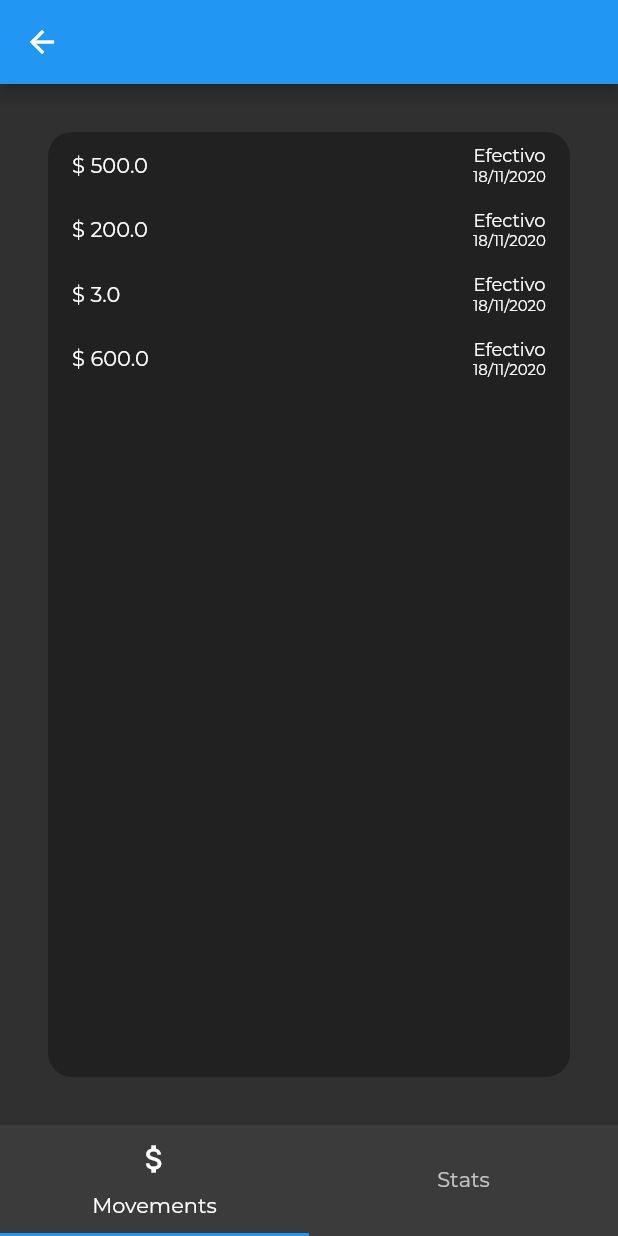
After one commit to hectoraguirre18/my_money, a Flutter app: the HomeScreen screen opened directly, on a phone screen of 412 x 824 dp. The commit adds this screen. Run offline on Flutter 3.47's test engine with Material 2 defaults, Android fonts, the phone set to English and light mode, and no system bars.

Commit message:
added home screen

```diff
--- /dev/null
+++ b/lib/controllers/movements_controller.dart
@@ -0,0 +1,34 @@
+import 'dart:io';
+
+import 'package:mymoney/models/movement.dart';
+
+class MovementsController {
+  Future<List<Movement>> getMovements() async {
+    final movements = <Movement>[
+      Movement(
+        quantity: 500.0,
+        account: 'Efectivo',
+        date: DateTime.now()
+      ),
+      Movement(
+        quantity: 200.0,
+        account: 'Efectivo',
+        date: DateTime.now()
+      ),
+      Movement(
+        quantity: 3.0,
+        account: 'Efectivo',
+        date: DateTime.now()
+      ),
+      Movement(
+        quantity: 600.0,
+        account: 'Efectivo',
+        date: DateTime.now()
+      ),
+    ];
+
+    sleep(Duration(seconds: 2));
+
+    return movements;
+  }
+}
--- /dev/null
+++ b/lib/models/movement.dart
@@ -0,0 +1,7 @@
+class Movement {
+  double quantity;
+  String account;
+  DateTime date;
+
+  Movement({this.quantity, this.account, this.date});
+}
--- /dev/null
+++ b/lib/screens/home_screen.dart
@@ -0,0 +1,51 @@
+import 'package:flutter/material.dart';
+import 'package:mymoney/screens/movements_page.dart';
+import 'package:mymoney/screens/stats_page.dart';
+
+class HomeScreen extends StatefulWidget{
+  @override
+  State<StatefulWidget> createState() => HomeScreenState();
+}
+
+class HomeScreenState extends State<HomeScreen> with AutomaticKeepAliveClientMixin{
+  @override
+  Widget build(BuildContext context) {
+    super.build(context);
+    return DefaultTabController(
+      length: 2,
+      child: Scaffold(
+        appBar: AppBar(),
+        body: TabBarView(
+          children: [
+            MovementsPage(),
+            StatsPage()
+          ],
+        ),
+        bottomNavigationBar: Material(
+          color: Color.lerp(
+            Theme.of(context).scaffoldBackgroundColor,
+            Colors.grey,
+            0.1
+          ),
+          elevation: 4,
+          child: TabBar(
+            tabs: [
+              Tab(
+                icon: Icon(
+                  Icons.attach_money
+                ),
+                text: 'Movements',
+              ),
+              Tab(
+                text: 'Stats',
+              ),
+            ],
+          ),
+        ),
+      ),
+    );
+  }
+
+  @override
+  bool get wantKeepAlive => true;
+}
--- a/lib/screens/login_screen.dart
+++ b/lib/screens/login_screen.dart
@@ -1,7 +1,8 @@
 import 'package:flutter/material.dart';
 import 'package:mymoney/custom/button.dart';
 import 'package:mymoney/custom/textfield.dart';
-import 'package:mymoney/screens/register_account.dart';
+import 'package:mymoney/screens/home_screen.dart';
+import 'package:mymoney/screens/register_screen.dart';
 
 class LoginScreen extends StatefulWidget {
   @override
@@ -50,7 +51,7 @@ class LoginScreenState extends State<LoginScreen> {
                       onTap: () {return(
                         Navigator.push(context,
                           MaterialPageRoute(
-                          builder: (context) => RegisterAccount()
+                          builder: (context) => RegisterScreen()
                         )));
                       },
                       child: Text(
@@ -131,11 +132,11 @@ class LoginScreenState extends State<LoginScreen> {
               if (formKey.currentState.validate()) {
                 //login()
                 Navigator.push(
-                    context,
-                    MaterialPageRoute(
-                        builder: (context) => Scaffold(
-                              appBar: AppBar(),
-                            )));
+                  context,
+                  MaterialPageRoute(
+                    builder: (context) => HomeScreen()
+                  )
+                );
               } else {
                 setState(() => _autovalidate = true);
               }
--- /dev/null
+++ b/lib/screens/movements_page.dart
@@ -0,0 +1,77 @@
+import 'package:flutter/material.dart';
+import 'package:mymoney/controllers/movements_controller.dart';
+import 'package:mymoney/models/movement.dart';
+
+class MovementsPage extends StatefulWidget {
+  @override
+  State<StatefulWidget> createState() => MovementsPageState();
+}
+
+class MovementsPageState extends State<MovementsPage> {
+
+  List<Movement> movements = [];
+
+  @override
+  void initState() {
+    super.initState();
+    loadMovements();
+  }
+
+  void loadMovements() async {
+    final _movements = await MovementsController().getMovements();
+    setState(() => movements = _movements);
+  }
+
+  @override
+  Widget build(BuildContext context) {
+
+    return Container(
+      decoration: BoxDecoration(
+        borderRadius: BorderRadius.circular(16),
+        color: Colors.grey[900],
+      ),
+      margin: EdgeInsets.all(32),
+      child: ListView.builder(
+        shrinkWrap: true,
+        itemCount: movements.length,
+        itemBuilder: (context, index) => listItem(index),
+      ),
+    );
+  }
+
+  Widget listItem(index) {
+    final day = movements.elementAt(index).date.day;
+    final month = movements.elementAt(index).date.month;
+    final year = movements.elementAt(index).date.year;
+    return Padding(
+      padding: const EdgeInsets.symmetric(vertical: 8.0, horizontal: 16),
+      child: Row(
+        mainAxisAlignment: MainAxisAlignment.spaceBetween,
+        children: [
+          Text(
+            '\$ ${movements.elementAt(index).quantity}',
+            style: TextStyle(color: Colors.white),
+          ),
+          Column(
+            children: [
+              Text(
+                movements.elementAt(index).account,
+                style: TextStyle(
+                  color: Colors.white,
+                  fontSize: 12
+                ),
+              ),
+              Text(
+                '$day/$month/$year',
+                style: TextStyle(
+                  color: Colors.white,
+                  fontSize: 10
+                ),
+              ),
+            ],
+          )
+        ],
+      ),
+    );
+  }
+}
--- a/lib/screens/register_account.dart
+++ b/lib/screens/register_screen.dart
@@ -3,12 +3,12 @@ import 'package:mymoney/custom/button.dart';
 import 'package:mymoney/custom/textfield.dart';
 
 
-class RegisterAccount extends StatefulWidget {
+class RegisterScreen extends StatefulWidget {
   @override
-  State<StatefulWidget> createState() => RegisterAccountState();
+  State<StatefulWidget> createState() => RegisterScreenState();
 }
 
-class RegisterAccountState extends State<RegisterAccount> {
+class RegisterScreenState extends State<RegisterScreen> {
 
   final formKey = GlobalKey<FormState>();
   final _passwordFocusNode = FocusNode();
--- /dev/null
+++ b/lib/screens/stats_page.dart
@@ -0,0 +1,15 @@
+import 'package:flutter/material.dart';
+
+class StatsPage extends StatelessWidget {
+  @override
+  Widget build(BuildContext context) {
+    return Center(
+      child: Text(
+        'StatsPage',
+        style: TextStyle(
+          color: Colors.white
+        ),
+      ),
+    );
+  }
+}
```
